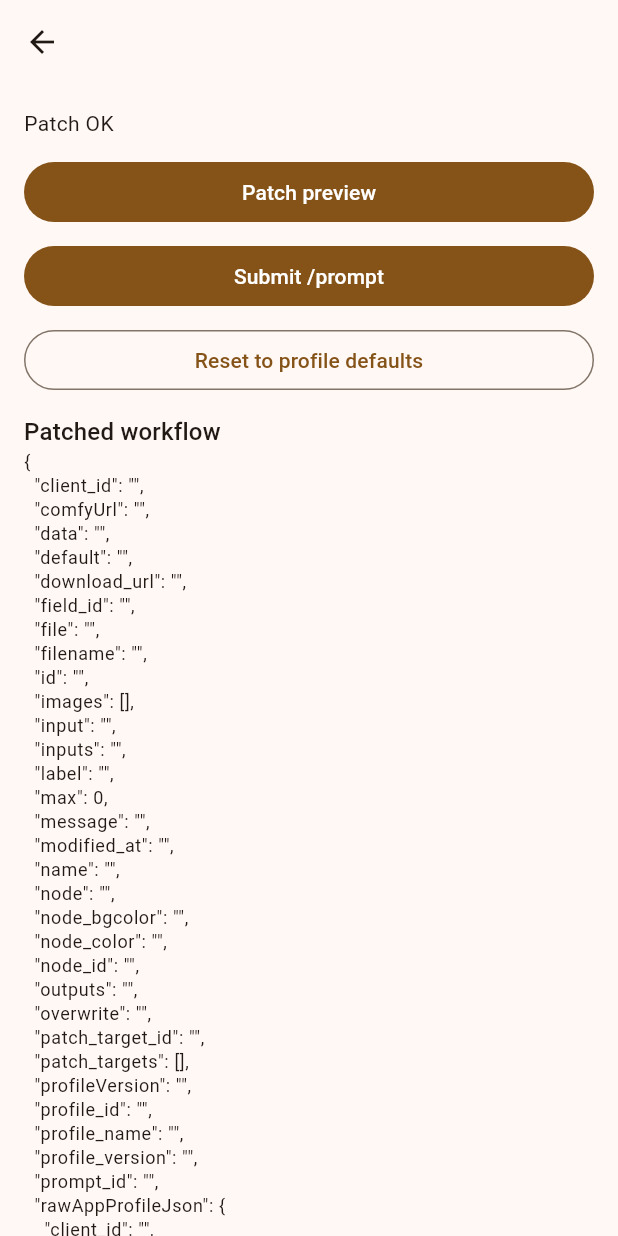
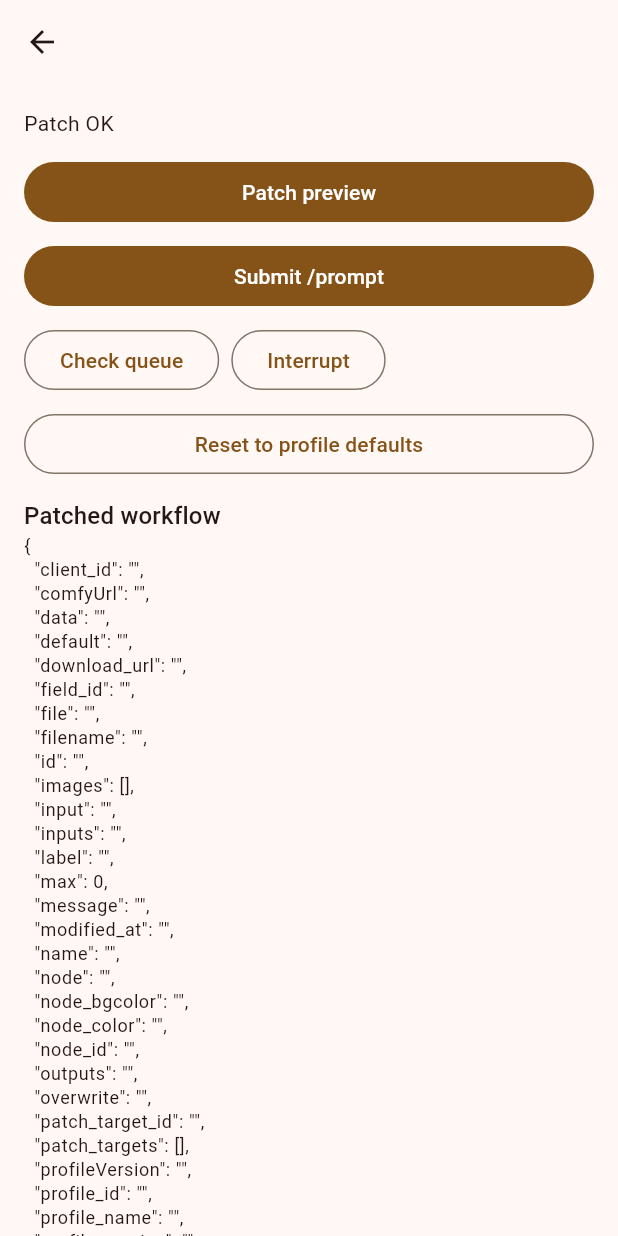
Before and after one commit to popchami/comfyui-mobile-system, a Flutter app: the GenerateScreen screen opened directly with empty values, after a tap on "Patch preview", on a phone screen of 412 x 824 dp. Run offline on Flutter 3.47's test engine with Material 3 defaults, Android fonts, the light colour scheme and no system bars; our stand-ins replace file_picker, shared_preferences; accounts and stored records are empty; project files that could hold a hidden picture were left out.

Commit message:
Add queue interrupt controls and friendly errors

```diff
--- a/mobile-app/flutter_mvp/lib/screens/generate_screen.dart
+++ b/mobile-app/flutter_mvp/lib/screens/generate_screen.dart
@@ -36,6 +36,8 @@ class _GenerateScreenState extends State<GenerateScreen> {
   List<GeneratedImage> _images = const [];
   List<GeneratedImage> _sessionHistory = const [];
   bool _submitting = false;
+  bool _queueChecking = false;
+  bool _interrupting = false;
   ComfyProgressClient? _progressClient;
   StreamSubscription<ComfyProgressEvent>? _progressSub;
 
@@ -65,6 +67,23 @@ class _GenerateScreenState extends State<GenerateScreen> {
 
   String _defaultValueForField(UiField field) {
     return field.defaultValue?.toString() ?? '';
+  }
+
+  String _friendlyError(Object error) {
+    final message = error.toString().replaceFirst('ComfyApiException: ', '');
+    if (message.contains('SocketException') || message.contains('Failed host lookup') || message.contains('Connection refused')) {
+      return 'Connection failed. Check the ComfyUI URL and whether the pod/server is running.';
+    }
+    if (message.contains('/prompt') || message.contains('prompt_id') || message.contains('HTTP 400')) {
+      return 'Generation request failed. The workflow, model, or inputs may not match this ComfyUI environment. $message';
+    }
+    if (message.contains('Invalid JSON')) {
+      return 'ComfyUI returned an unexpected response. $message';
+    }
+    if (message.length > 260) {
+      return '${message.substring(0, 260)}...';
+    }
+    return message;
   }
 
   Future<void> _restoreSavedFieldValues() async {
@@ -159,7 +178,7 @@ class _GenerateScreenState extends State<GenerateScreen> {
       });
     } catch (e) {
       setState(() {
-        _status = 'Patch failed: $e';
+        _status = 'Patch failed: ${_friendlyError(e)}';
         _patchedPreview = '';
       });
     }
@@ -184,7 +203,7 @@ class _GenerateScreenState extends State<GenerateScreen> {
         _status = node == null || node == 'null' ? 'Execution complete; loading history...' : 'Executing node $node';
       });
     } else if (event.isExecutionError) {
-      setState(() => _status = 'Execution error');
+      setState(() => _status = 'Execution error from ComfyUI. Check workflow, model, and custom nodes.');
     }
   }
 
@@ -224,9 +243,53 @@ class _GenerateScreenState extends State<GenerateScreen> {
       });
       await _fetchHistoryWhenReady(client, promptId);
     } catch (e) {
-      setState(() => _status = 'Submit failed: $e');
+      setState(() => _status = 'Submit failed: ${_friendlyError(e)}');
     } finally {
       if (mounted) setState(() => _submitting = false);
+    }
+  }
+
+  Future<void> _checkQueue() async {
+    if (widget.profile.comfyUrl.isEmpty) {
+      setState(() => _status = 'ComfyUI URL missing on local profile');
+      return;
+    }
+    setState(() {
+      _queueChecking = true;
+      _status = 'Checking queue...';
+    });
+    try {
+      final client = ComfyApiClient(baseUrl: widget.profile.comfyUrl);
+      final queue = await client.getQueue();
+      final running = queue['queue_running'];
+      final pending = queue['queue_pending'];
+      final runningCount = running is List ? running.length : 0;
+      final pendingCount = pending is List ? pending.length : 0;
+      setState(() => _status = 'Queue: running $runningCount, pending $pendingCount');
+    } catch (e) {
+      setState(() => _status = 'Queue check failed: ${_friendlyError(e)}');
+    } finally {
+      if (mounted) setState(() => _queueChecking = false);
+    }
+  }
+
+  Future<void> _interruptGeneration() async {
+    if (widget.profile.comfyUrl.isEmpty) {
+      setState(() => _status = 'ComfyUI URL missing on local profile');
+      return;
+    }
+    setState(() {
+      _interrupting = true;
+      _status = 'Sending interrupt...';
+    });
+    try {
+      final client = ComfyApiClient(baseUrl: widget.profile.comfyUrl);
+      await client.interrupt();
+      setState(() => _status = 'Interrupt sent');
+    } catch (e) {
+      setState(() => _status = 'Interrupt failed: ${_friendlyError(e)}');
+    } finally {
+      if (mounted) setState(() => _interrupting = false);
     }
   }
 
@@ -263,7 +326,9 @@ class _GenerateScreenState extends State<GenerateScreen> {
       }
     }
     setState(() {
-      _status = lastError == null ? 'History wait timed out' : 'History wait timed out: $lastError';
+      _status = lastError == null
+          ? 'History wait timed out. The image may still be running in ComfyUI.'
+          : 'History wait timed out: ${_friendlyError(lastError)}';
     });
   }
 
@@ -618,6 +683,23 @@ class _GenerateScreenState extends State<GenerateScreen> {
     );
   }
 
+  Widget _buildQueueControls() {
+    return Wrap(
+      spacing: 8,
+      runSpacing: 8,
+      children: [
+        OutlinedButton(
+          onPressed: _queueChecking ? null : _checkQueue,
+          child: Text(_queueChecking ? 'Checking queue...' : 'Check queue'),
+        ),
+        OutlinedButton(
+          onPressed: _interrupting ? null : _interruptGeneration,
+          child: Text(_interrupting ? 'Interrupting...' : 'Interrupt'),
+        ),
+      ],
+    );
+  }
+
   @override
   Widget build(BuildContext context) {
     final fields = _appProfile.simpleFields;
@@ -640,6 +722,8 @@ class _GenerateScreenState extends State<GenerateScreen> {
             onPressed: _submitting ? null : _submitPrompt,
             child: Text(_submitting ? 'Submitting...' : 'Submit /prompt'),
           ),
+          const SizedBox(height: 8),
+          _buildQueueControls(),
           const SizedBox(height: 8),
           OutlinedButton(
             onPressed: _resetFieldsToDefault,
```
